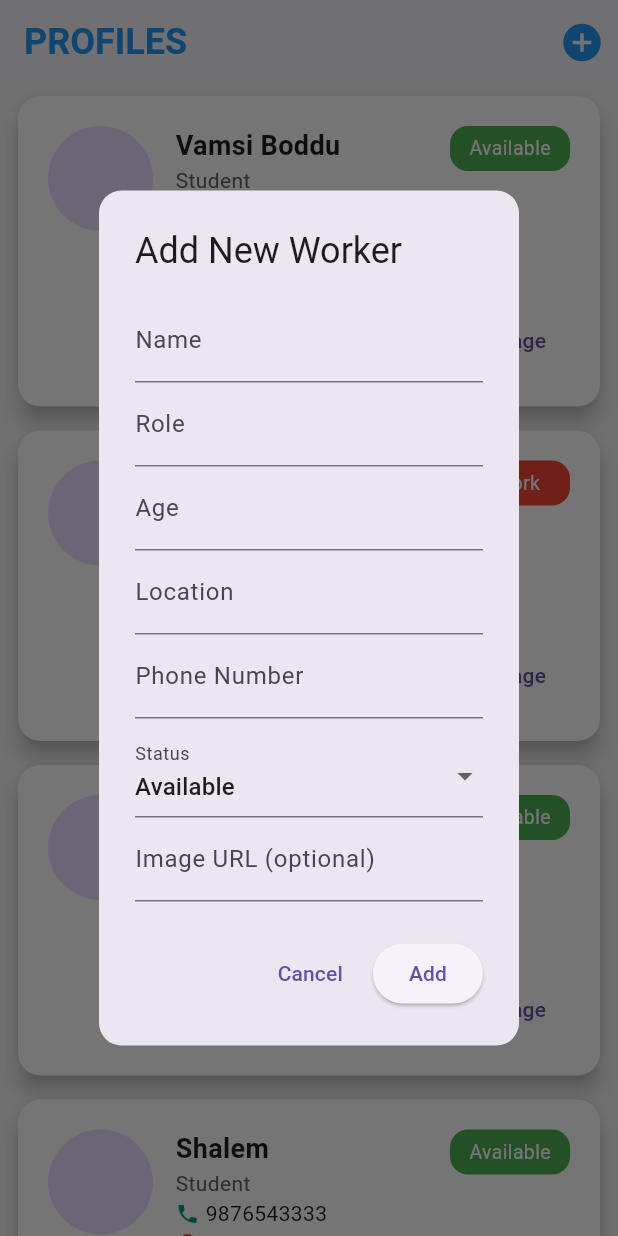
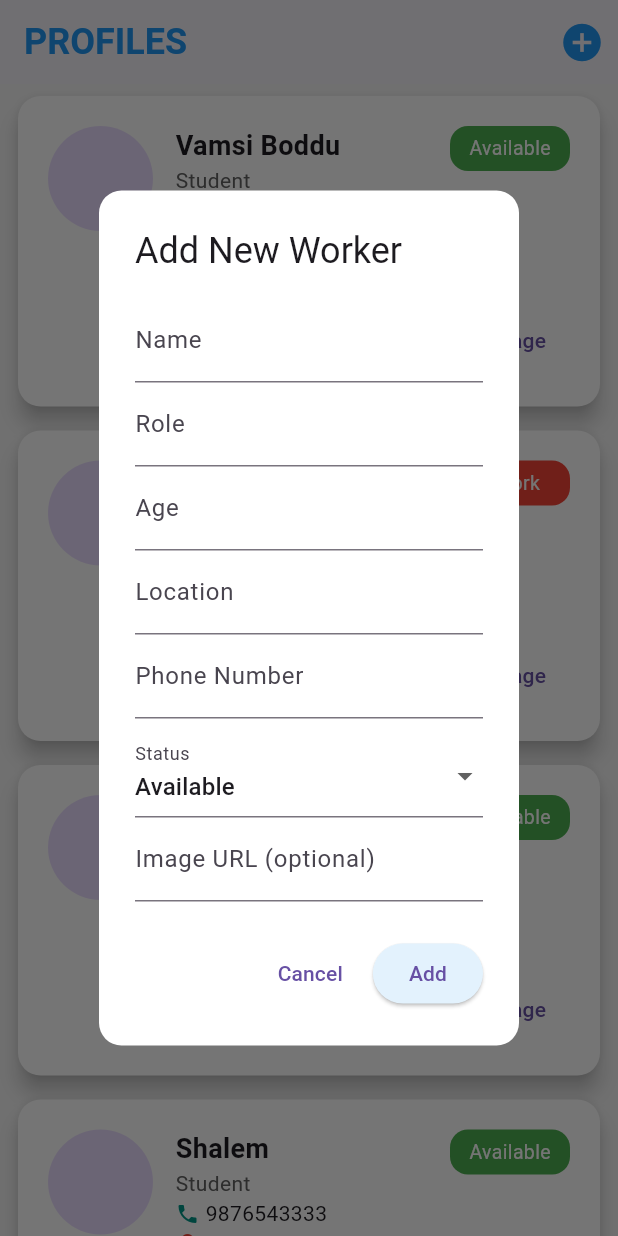
Before and after one commit to jruthik271/worknow, a Flutter app: the Workers screen opened directly, after a tap on the "add circle" icon, on a phone screen of 412 x 824 dp. Run offline on Flutter 3.47's test engine with Material 3 defaults, Android fonts, the phone set to English and light mode, and no system bars; our stand-ins replace animated_bottom_navigation_bar, device_preview; network calls fail.

Commit message:
Add_options

```diff
--- a/lib/bottom_navi.dart
+++ b/lib/bottom_navi.dart
@@ -122,6 +122,7 @@ class _MyWidgetState extends State<MyWidget> {
             child: const Text('Cancel'),
           ),
           ElevatedButton(
+            style: ElevatedButton.styleFrom(backgroundColor: Colors.blue.shade50),
             onPressed: () {
               if (formKey.currentState!.validate()) {
                 final newJob = Job(
--- a/lib/page_2.dart
+++ b/lib/page_2.dart
@@ -68,11 +68,14 @@ class _WorkersState extends State<Workers> {
     String status = 'Available';
 
     showDialog(
+
       context: context,
       builder: (context) => AlertDialog(
+        backgroundColor: Colors.white,
         shape: RoundedRectangleBorder(borderRadius: BorderRadius.circular(15)),
         title: const Text('Add New Worker'),
         content: SingleChildScrollView(
+
           child: Form(
             key: formKey,
             child: Column(
@@ -136,6 +139,9 @@ class _WorkersState extends State<Workers> {
             child: const Text('Cancel'),
           ),
           ElevatedButton(
+            style: ElevatedButton.styleFrom(
+              backgroundColor: Colors.blue.shade50
+            ),
             onPressed: () {
               if (formKey.currentState!.validate()) {
                 setState(() {
```
